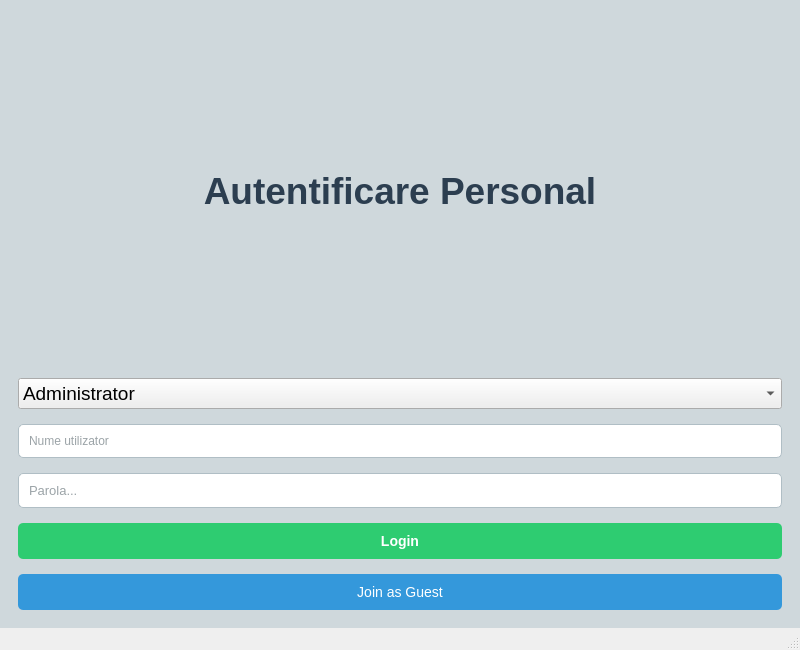
The window that mainwindow.ui (MISHU52/Proiect_Parcuri_V2) describes before a commit, drawn with Qt 5.
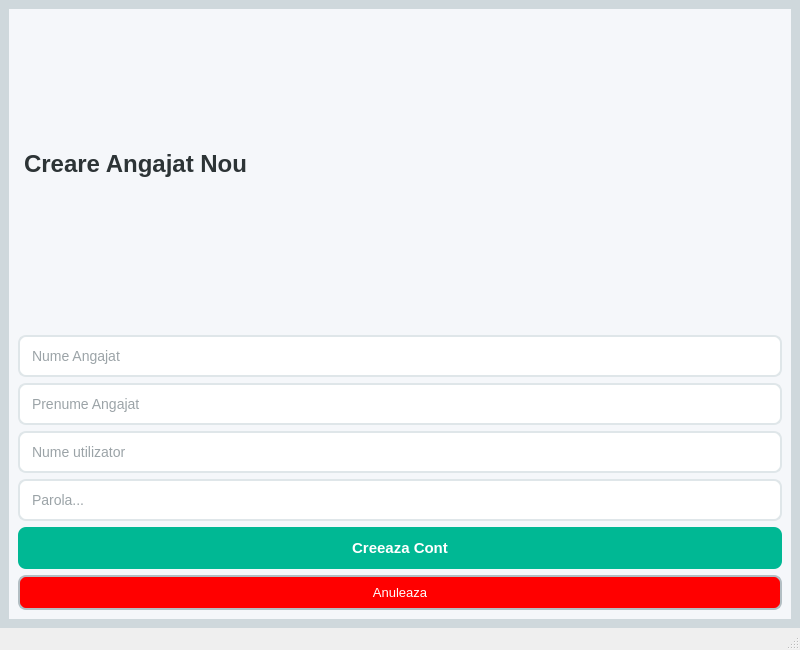
The same window after the commit.

Patch:
```diff
--- a/mainwindow.ui
+++ b/mainwindow.ui
@@ -83,7 +83,7 @@
        </font>
       </property>
       <property name="currentIndex">
-       <number>0</number>
+       <number>9</number>
       </property>
       <widget class="QWidget" name="page">
        <layout class="QVBoxLayout" name="verticalLayout_2">
@@ -1296,6 +1296,131 @@
         </item>
        </layout>
       </widget>
+      <widget class="QWidget" name="pageCreareAngajat">
+       <property name="styleSheet">
+        <string notr="true">/* Stil pentru fundalul paginii */
+QWidget#pageCreareAngajat {
+    background-color: #f5f7fa;
+}
+
+/* Stil pentru titlu */
+QLabel {
+    font-size: 24px;
+    font-weight: bold;
+    color: #2d3436;
+    margin-bottom: 20px;
+}
+
+/* Stil pentru câmpurile de text (Input) */
+QLineEdit {
+    padding: 10px;
+    border: 2px solid #dfe6e9;
+    border-radius: 8px;
+    background-color: white;
+    font-size: 14px;
+    min-width: 250px;
+}
+
+QLineEdit:focus {
+    border: 2px solid #0984e3; /* Albastru când dai click în el */
+}
+
+/* Stil pentru butonul principal &quot;Creează Cont&quot; */
+QPushButton#btnSalveazaAngajat {
+    background-color: #00b894; /* Verde modern */
+    color: white;
+    border-radius: 8px;
+    padding: 12px;
+    font-weight: bold;
+    font-size: 15px;
+    min-width: 150px;
+}
+
+QPushButton#btnSalveazaAngajat:hover {
+    background-color: #55efc4; /* Verde mai deschis la hover */
+}
+
+QPushButton#btnSalveazaAngajat:pressed {
+    background-color: #00a884;
+}
+
+/* Stil pentru butonul de Anulează */
+QPushButton#btnBackDinCreare {
+    background-color: red;
+    color: white;
+    border: 2px solid #b2bec3;
+    border-radius: 8px;
+    padding: 8px;
+    font-size: 13px;
+}
+
+QPushButton#btnBackDinCreare:hover {
+    background-color: #dfe6e9;
+    color: #2d3436;
+}</string>
+       </property>
+       <layout class="QVBoxLayout" name="verticalLayout_11">
+        <item>
+         <widget class="QLabel" name="qLabel">
+          <property name="font">
+           <font>
+            <family>Segoe UI</family>
+            <pointsize>-1</pointsize>
+            <bold>true</bold>
+           </font>
+          </property>
+          <property name="text">
+           <string>Creare Angajat Nou</string>
+          </property>
+         </widget>
+        </item>
+        <item>
+         <widget class="QLineEdit" name="lineEdit">
+          <property name="placeholderText">
+           <string>Nume Angajat</string>
+          </property>
+         </widget>
+        </item>
+        <item>
+         <widget class="QLineEdit" name="lineEdit_2">
+          <property name="placeholderText">
+           <string>Prenume Angajat</string>
+          </property>
+         </widget>
+        </item>
+        <item>
+         <widget class="QLineEdit" name="inputNumeAngajatNou">
+          <property name="placeholderText">
+           <string>Nume utilizator</string>
+          </property>
+         </widget>
+        </item>
+        <item>
+         <widget class="QLineEdit" name="inputParolaAngajatNou">
+          <property name="echoMode">
+           <enum>QLineEdit::EchoMode::Password</enum>
+          </property>
+          <property name="placeholderText">
+           <string>Parola...</string>
+          </property>
+         </widget>
+        </item>
+        <item>
+         <widget class="QPushButton" name="btnSalveazaAngajat">
+          <property name="text">
+           <string>Creeaza Cont</string>
+          </property>
+         </widget>
+        </item>
+        <item>
+         <widget class="QPushButton" name="btnBackDinCreare">
+          <property name="text">
+           <string>Anuleaza</string>
+          </property>
+         </widget>
+        </item>
+       </layout>
+      </widget>
      </widget>
     </item>
    </layout>
```
Left out of the diff: 22 changed lines with no effect on the pictures.
